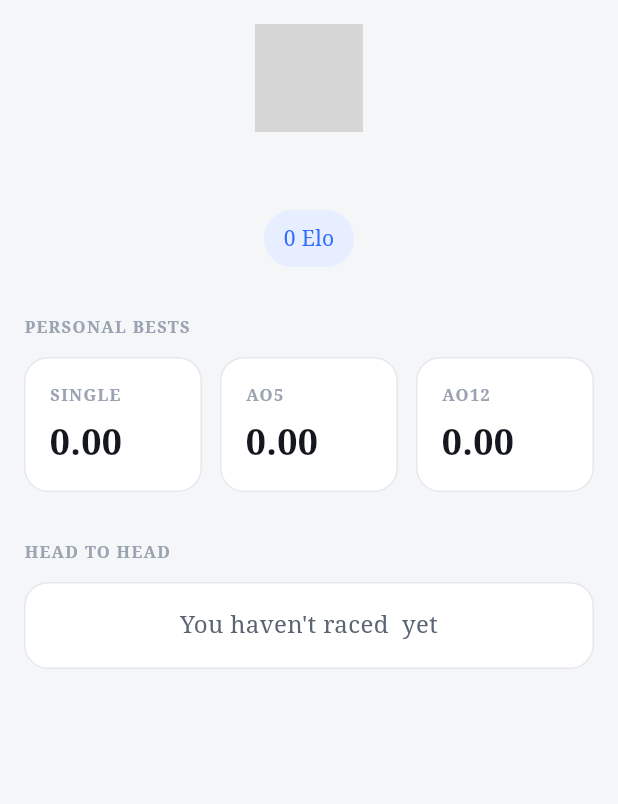
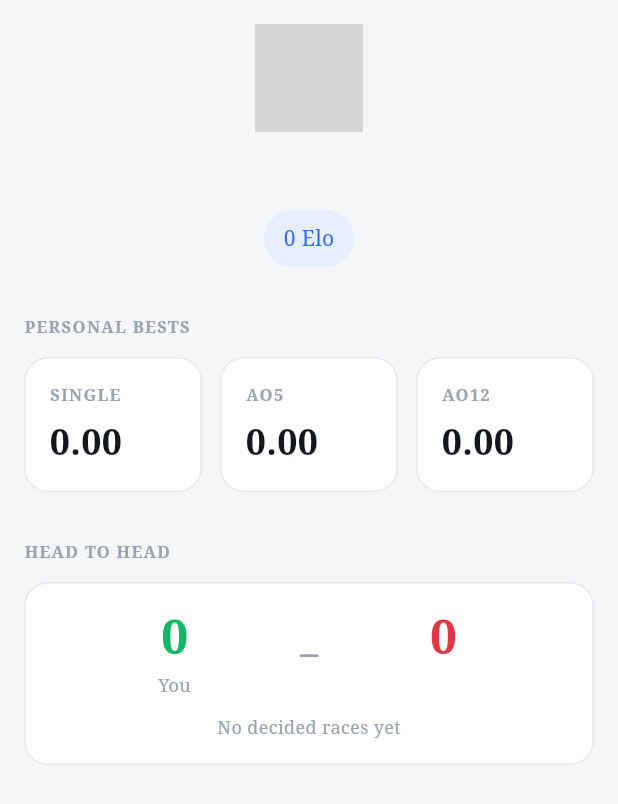
Before and after one commit to donik1998/cubeclash-flutter, a Flutter app: the _Body widget shown alone on an empty page, opened directly with empty values, on a phone screen of 412 x 824 dp. Shown: the top 804 px of the screen. Run offline on Flutter 3.47's test engine with Material 3 defaults, Android fonts, the phone set to English and light mode, and no system bars; our stand-ins replace dio, equatable, firebase_analytics, firebase_core, flutter_bloc, flutter_secure_storage and 5 more; accounts and stored records are empty; network calls fail; grey boxes are pictures that could not be loaded.

Commit message:
fix(stats): stop reporting a real 0-0 head-to-head as "never raced"
The Player Profile card branched on `record == null || record.total == 0`,
collapsing two states the server deliberately keeps apart. `GET /users/:id`
sends `head_to_head: null` when two accounts have never raced and an object
when they have, so a present `{wins: 0, losses: 0}` means "we have raced,
nobody won" — reachable whenever every shared race ended in a mutual DNF,
because `race.repository.ts` counts only `win` and `loss` into those two
fields and tracks `dnf`/`left` separately. The old branch erased that
history and told the viewer they had never met their opponent.

Renaming `total` to `decided` fixes a second, quieter version of the same
bug: the caption read "N races", but wins + losses is not the number of
races played, and the played count is not knowable from this payload at
all. It now reads "N decided races", and 0-0 reads "No decided races yet".

Extracted the card to presentation/widgets/ so the distinction can be tested
without standing up a cubit and a fake repository. Verified the new test
fails against the old branch condition and passes against the new one.

589 tests pass, analyze clean.

Co-Authored-By: Claude Opus 5 <noreply@anthropic.com>
Claude-Session: https://claude.ai/code/session_01XTxZe6UkZxzd9QLDPuYiSz

```diff
--- a/lib/features/stats/domain/entities/leaderboard_entry.dart
+++ b/lib/features/stats/domain/entities/leaderboard_entry.dart
@@ -153,6 +153,12 @@ class PlayerProfile extends Equatable {
 }
 
 /// Race record between the signed-in user and another player.
+///
+/// The *absence* of this object (a null `headToHead`) means the two have never
+/// raced. A present record with `wins == 0 && losses == 0` is a different
+/// state: they have raced, but nothing was decided -- the server counts a race
+/// as a win or a loss only when someone actually won, so two mutual DNFs
+/// produce exactly this. Never collapse the two.
 class HeadToHead extends Equatable {
   const HeadToHead({required this.wins, required this.losses});
 
@@ -160,7 +166,11 @@ class HeadToHead extends Equatable {
   final int wins;
   final int losses;
 
-  int get total => wins + losses;
+  /// Races that produced a winner. **Not the number of races played** -- the
+  /// server also tracks `dnf` and `left` outcomes and does not send them, so
+  /// the true played count is not knowable from this payload. Label it as
+  /// decided races, never as races.
+  int get decided => wins + losses;
 
   @override
   List<Object?> get props => <Object?>[wins, losses];
--- a/lib/features/stats/presentation/pages/player_profile_page.dart
+++ b/lib/features/stats/presentation/pages/player_profile_page.dart
@@ -8,6 +8,7 @@ import '../../../../core/theme/app_typography.dart';
 import '../../../../core/widgets/widgets.dart';
 import '../../domain/entities/leaderboard_entry.dart';
 import '../cubit/player_profile_cubit.dart';
+import '../widgets/head_to_head_card.dart';
 
 /// Player Profile — `/stats/player/:id`, pushed full-screen.
 ///
@@ -151,7 +152,7 @@ class _Body extends StatelessWidget {
           style: AppTypography.overline.copyWith(color: colors.textMuted),
         ),
         const SizedBox(height: AppSpacing.md),
-        _HeadToHeadCard(
+        HeadToHeadCard(
           record: profile.headToHead,
           opponentName: profile.displayName,
         ),
@@ -159,98 +160,3 @@ class _Body extends StatelessWidget {
     );
   }
 }
-
-class _HeadToHeadCard extends StatelessWidget {
-  const _HeadToHeadCard({required this.record, required this.opponentName});
-
-  final HeadToHead? record;
-  final String opponentName;
-
-  @override
-  Widget build(BuildContext context) {
-    final AppColors colors = context.colors;
-
-    if (record == null || record!.total == 0) {
-      return AppCard(
-        child: Column(
-          children: <Widget>[
-            Text(
-              "You haven't raced $opponentName yet",
-              textAlign: TextAlign.center,
-              style: AppTypography.body.copyWith(color: colors.textSecondary),
-            ),
-          ],
-        ),
-      );
-    }
-
-    final HeadToHead h2h = record!;
-
-    return AppCard(
-      child: Column(
-        children: <Widget>[
-          Row(
-            mainAxisAlignment: MainAxisAlignment.spaceEvenly,
-            children: <Widget>[
-              _Tally(
-                value: h2h.wins,
-                label: 'You',
-                color: colors.statusSuccess,
-              ),
-              Text(
-                '–',
-                style: AppTypography.h2.copyWith(color: colors.textMuted),
-              ),
-              _Tally(
-                value: h2h.losses,
-                label: opponentName,
-                color: colors.statusDanger,
-              ),
-            ],
-          ),
-          const SizedBox(height: AppSpacing.md),
-          Text(
-            '${h2h.total} race${h2h.total == 1 ? '' : 's'}',
-            style: AppTypography.caption.copyWith(color: colors.textMuted),
-          ),
-        ],
-      ),
-    );
-  }
-}
-
-class _Tally extends StatelessWidget {
-  const _Tally({
-    required this.value,
-    required this.label,
-    required this.color,
-  });
-
-  final int value;
-  final String label;
-  final Color color;
-
-  @override
-  Widget build(BuildContext context) {
-    return Column(
-      children: <Widget>[
-        Text(
-          '$value',
-          style: AppTypography.h1.copyWith(color: color).tabular,
-        ),
-        const SizedBox(height: AppSpacing.xs),
-        SizedBox(
-          width: 100,
-          child: Text(
-            label,
-            maxLines: 1,
-            overflow: TextOverflow.ellipsis,
-            textAlign: TextAlign.center,
-            style:
-                AppTypography.caption.copyWith(color: context.colors.textMuted),
-          ),
-        ),
-      ],
-    );
-  }
-}
--- /dev/null
+++ b/lib/features/stats/presentation/widgets/head_to_head_card.dart
@@ -0,0 +1,119 @@
+import 'package:flutter/material.dart';
+
+import '../../../../core/theme/app_colors.dart';
+import '../../../../core/theme/app_spacing.dart';
+import '../../../../core/theme/app_typography.dart';
+import '../../../../core/widgets/widgets.dart';
+import '../../domain/entities/leaderboard_entry.dart';
+
+/// The head-to-head record against one other player.
+///
+/// Extracted from the Player Profile page so the null-vs-0-0 distinction can be
+/// tested directly: those two states look similar and mean opposite things, and
+/// a private widget inside a page can only be exercised through a cubit and a
+/// fake repository.
+class HeadToHeadCard extends StatelessWidget {
+  const HeadToHeadCard({
+    super.key,
+    required this.record,
+    required this.opponentName,
+  });
+
+  final HeadToHead? record;
+  final String opponentName;
+
+  @override
+  Widget build(BuildContext context) {
+    final AppColors colors = context.colors;
+
+    // Null and 0-0 are different states and the server distinguishes them:
+    // `head_to_head` is null when the two have never raced, and an object when
+    // they have. A present {0, 0} therefore means "raced, nobody has won" --
+    // collapsing it into "never raced" would erase a real shared history.
+    if (record == null) {
+      return AppCard(
+        child: Column(
+          children: <Widget>[
+            Text(
+              "You haven't raced $opponentName yet",
+              textAlign: TextAlign.center,
+              style: AppTypography.body.copyWith(color: colors.textSecondary),
+            ),
+          ],
+        ),
+      );
+    }
+
+    final HeadToHead h2h = record!;
+
+    return AppCard(
+      child: Column(
+        children: <Widget>[
+          Row(
+            mainAxisAlignment: MainAxisAlignment.spaceEvenly,
+            children: <Widget>[
+              _Tally(
+                value: h2h.wins,
+                label: 'You',
+                color: colors.statusSuccess,
+              ),
+              Text(
+                '–',
+                style: AppTypography.h2.copyWith(color: colors.textMuted),
+              ),
+              _Tally(
+                value: h2h.losses,
+                label: opponentName,
+                color: colors.statusDanger,
+              ),
+            ],
+          ),
+          const SizedBox(height: AppSpacing.md),
+          Text(
+            h2h.decided == 0
+                ? 'No decided races yet'
+                : '${h2h.decided} decided race'
+                    '${h2h.decided == 1 ? '' : 's'}',
+            style: AppTypography.caption.copyWith(color: colors.textMuted),
+          ),
+        ],
+      ),
+    );
+  }
+}
+
+class _Tally extends StatelessWidget {
+  const _Tally({
+    required this.value,
+    required this.label,
+    required this.color,
+  });
+
+  final int value;
+  final String label;
+  final Color color;
+
+  @override
+  Widget build(BuildContext context) {
+    return Column(
+      children: <Widget>[
+        Text(
+          '$value',
+          style: AppTypography.h1.copyWith(color: color).tabular,
+        ),
+        const SizedBox(height: AppSpacing.xs),
+        SizedBox(
+          width: 100,
+          child: Text(
+            label,
+            maxLines: 1,
+            overflow: TextOverflow.ellipsis,
+            textAlign: TextAlign.center,
+            style:
+                AppTypography.caption.copyWith(color: context.colors.textMuted),
+          ),
+        ),
+      ],
+    );
+  }
+}
```
Also changed, not shown: 1 other file.
